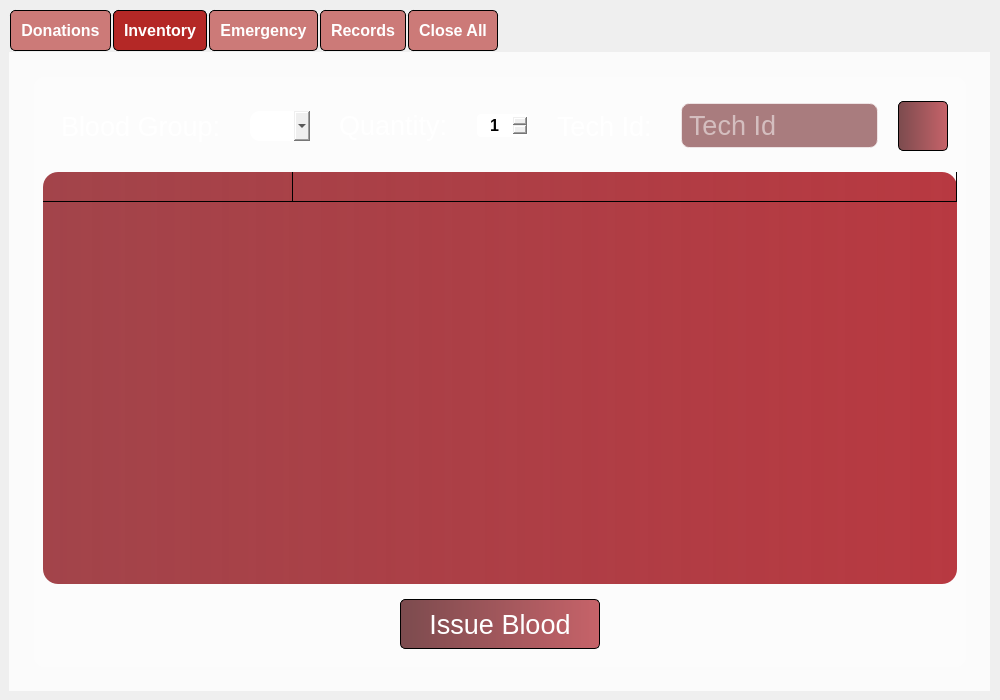
SubZeroX9/Blood-Bank-System, file app/UI/main_management_system.ui: the form before one commit.
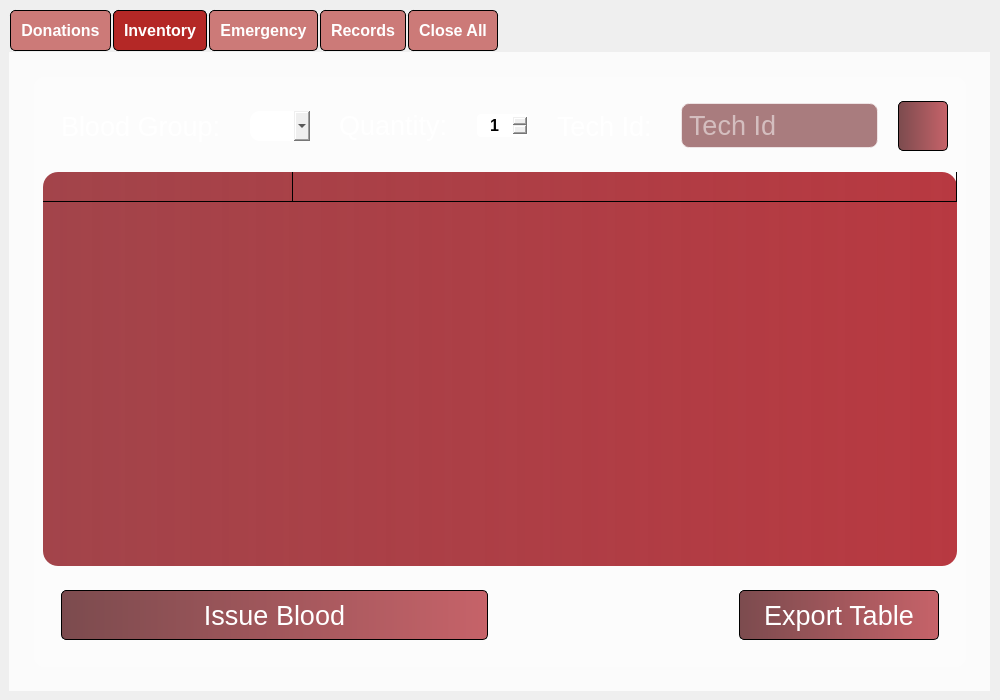
The form after the commit. Icons and pictures are not drawn.

Commit message: added export to inventory and log login and logout

```diff
--- a/app/UI/main_management_system.ui
+++ b/app/UI/main_management_system.ui
@@ -749,7 +749,25 @@
              </layout>
             </widget>
            </item>
-           <item alignment="Qt::AlignHCenter|Qt::AlignBottom">
+           <item alignment="Qt::AlignBottom">
+            <widget class="QFrame" name="frame_13">
+             <property name="minimumSize">
+              <size>
+               <width>0</width>
+               <height>50</height>
+              </size>
+             </property>
+             <property name="styleSheet">
+              <string notr="true">background-color: none;</string>
+             </property>
+             <property name="frameShape">
+              <enum>QFrame::StyledPanel</enum>
+             </property>
+             <property name="frameShadow">
+              <enum>QFrame::Raised</enum>
+             </property>
+             <layout class="QHBoxLayout" name="horizontalLayout_5">
+              <item>
             <widget class="QFrame" name="frame_8">
              <property name="styleSheet">
               <string notr="true">background-color: none</string>
@@ -801,6 +819,63 @@
                 <property name="text">
                  <string>Issue Blood</string>
                 </property>
+                  </widget>
+                 </item>
+                </layout>
+               </widget>
+              </item>
+              <item alignment="Qt::AlignRight">
+               <widget class="QFrame" name="frame_14">
+                <property name="frameShape">
+                 <enum>QFrame::StyledPanel</enum>
+                </property>
+                <property name="frameShadow">
+                 <enum>QFrame::Raised</enum>
+                </property>
+                <layout class="QHBoxLayout" name="horizontalLayout_6">
+                 <item>
+                  <widget class="QPushButton" name="inventory_export_button">
+                   <property name="minimumSize">
+                    <size>
+                     <width>200</width>
+                     <height>50</height>
+                    </size>
+                   </property>
+                   <property name="font">
+                    <font>
+                     <pointsize>20</pointsize>
+                    </font>
+                   </property>
+                   <property name="styleSheet">
+                    <string notr="true">*{
+	background-color: qlineargradient(spread:pad, x1:0, y1:0, x2:1, y2:0, stop:0 rgba(89, 27, 31, 200), stop:1 rgba(184, 57, 65, 200));
+    border: 1px solid black;
+	color: rgb(255, 255, 255);
+	border-radius: 5px
+}
+
+*:hover{
+background-color: qlineargradient(spread:pad, x1:0, y1:0, x2:1, y2:0, stop:0 rgba(200, 60, 69, 200), stop:1 rgba(184, 57, 65, 200));
+    border: 1px solid black;
+	color: rgb(255, 255, 255);
+	border-radius: 5px
+}
+
+*:pressed{
+	
+	background-color: qlineargradient(spread:pad, x1:0, y1:0, x2:1, y2:0, stop:0 rgba(151, 45, 52, 227), stop:1 rgba(184, 57, 65, 255));
+    border: 1px solid black;
+	color: rgb(255, 255, 255);
+	border-radius: 5px
+}
+</string>
+                   </property>
+                   <property name="text">
+                    <string>Export Table</string>
+                   </property>
+                  </widget>
+                 </item>
+                </layout>
                </widget>
               </item>
              </layout>
```
Lines whose indentation alone changed are shown as unchanged. The commit also changes 8 other files.
